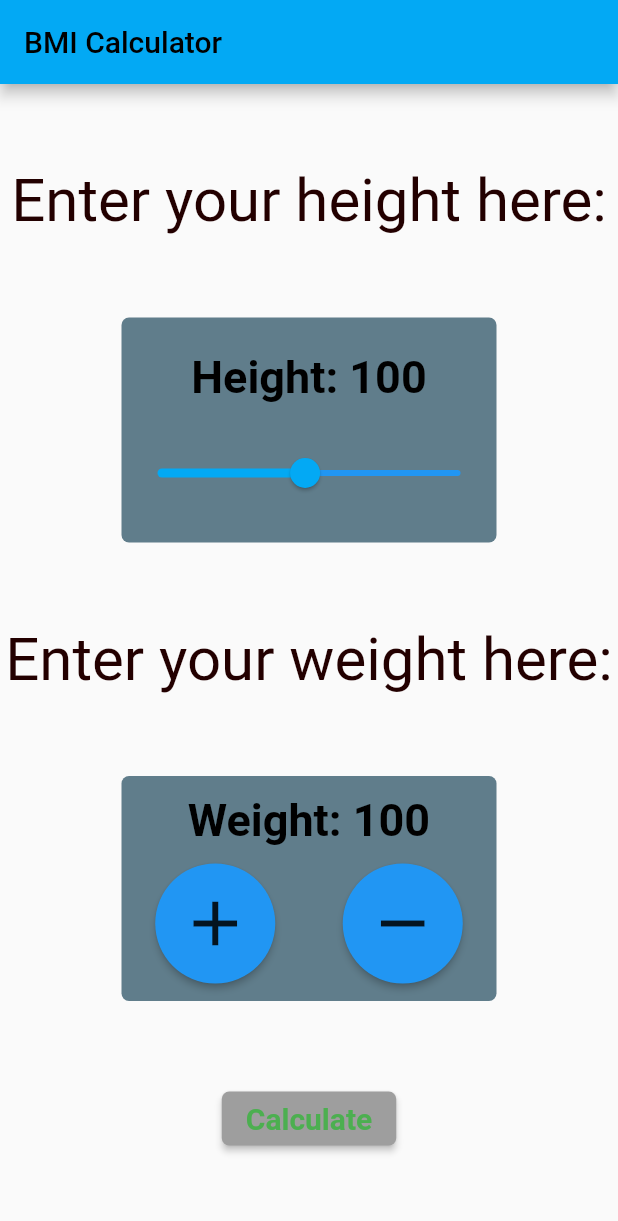
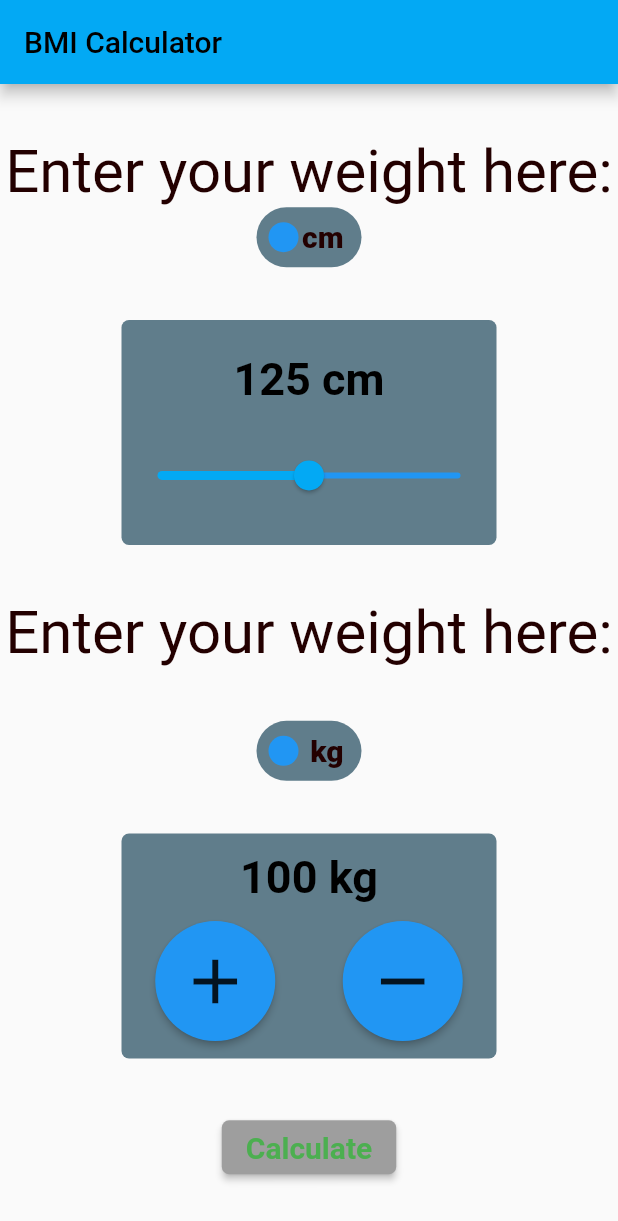
Before and after one commit to emptytuple-exe/BMIApp, a Flutter app: the screen it shows after launch, on a phone screen of 412 x 824 dp. Shown: the top 1221 px of the screen. Run offline on Flutter 3.47's test engine with Material 2 defaults, Android fonts, the phone set to English and light mode, and no system bars; drawn by our look-alikes of flutter_switch.

Commit message:
Buttons. Two of them.

```diff
--- a/lib/main.dart
+++ b/lib/main.dart
@@ -1,5 +1,6 @@
 import 'package:flutter/material.dart';
 import 'package:gerund/SecondPage.dart';
+import 'package:flutter_switch/flutter_switch.dart';
 
 void main() {
   runApp(const gerund());
@@ -17,6 +18,7 @@ class gerund extends StatelessWidget {
         '/second': (context) => SecondPage(),
       },
       // home: MyHomePage(),
+      debugShowCheckedModeBanner: false,
     );
   }
 }
@@ -29,10 +31,16 @@ class MyHomePage extends StatefulWidget {
 }
 
 class _MyHomePageState extends State<MyHomePage> {
-  double height = 100;
+  double height = 125;
   double weight = 100;
   double bmi = 0;
   String it = "";
+  bool _statush = false;
+  bool _statusw = false;
+  bool flagh = false;
+  bool flagw = false;
+  String h='';
+
   void _inc() {
     setState(() {
       weight++;
@@ -77,16 +85,46 @@ class _MyHomePageState extends State<MyHomePage> {
           Column(
             mainAxisAlignment: MainAxisAlignment.spaceEvenly,
             children: [
+              Row(
+                mainAxisAlignment: MainAxisAlignment.center,
+                children: [
+                  Column(
+                      children: [
                         Container(
                             child:
-                      Column(
-                        mainAxisAlignment: MainAxisAlignment.spaceEvenly,
-                        children: [
-                          Text("Enter your height here:",
+                            Text("Enter your weight here:",
                               style: TextStyle(fontSize: 40, color: Color(0xff230000)),
-                            textAlign: TextAlign.center,)
+                              textAlign: TextAlign.center,)),
+                        Container(
+                          child: FlutterSwitch(
+                            width: 70.0,
+                            height: 40.0,
+                            valueFontSize: 20.0,
+                            toggleSize: 20.0,
+                            activeText: "ft",
+                            inactiveText: "cm",
+                            activeTextColor: Color(0xff230000),
+                            inactiveTextColor: Color(0xff230000),
+                            activeColor: Colors.blue,
+                            inactiveColor: Colors.blueGrey,
+                            activeToggleColor: Colors.blueGrey,
+                            inactiveToggleColor: Colors.blue,
+                            value: _statush,
+                            borderRadius: 30.0,
+                            padding: 8.0,
+                            showOnOff: true,
+                            onToggle: (val) {
+                              setState(() {
+                                flagh=!flagh;
+                                _statush=val;
+                              },
+                              );
+                            },
+                          ),
+                        ),
+                      ]
+                  )
                 ],
-                      )
               ),
               Container(
                 decoration: BoxDecoration(
@@ -98,16 +136,24 @@ class _MyHomePageState extends State<MyHomePage> {
                 child: Column(
                     mainAxisAlignment: MainAxisAlignment.spaceEvenly,
                     children: [
-                  Text(
-                    "Height: ${height.round()}",
+                      if (flagh==true)...[
+                        Text("${(height.round()/30.48).toStringAsFixed(2)} ft",
                             style: TextStyle(
                                 fontSize: 30,
                                 fontWeight: FontWeight.bold,
-                    color: Color(0xff000000)),
-                  ),
+                                color: Color(0xff000000))),
+                      ] else...[
+                        Text("${height.round()} cm",
+                            style: TextStyle(
+                                fontSize: 30,
+                                fontWeight: FontWeight.bold,
+                                color: Color(0xff000000))),
+                      ],
+
+
                       Slider(
                           value: height,
-                    min: 5,
+                          min: 50,
                           activeColor: Colors.lightBlue,
                           inactiveColor: Colors.blue,
                           max: 200,
@@ -117,7 +163,7 @@ class _MyHomePageState extends State<MyHomePage> {
                             });
                           })
                     ]),
-                  ),
+              ), //height, slider, container
               Container(
                   child:
                   Column(
@@ -125,9 +171,37 @@ class _MyHomePageState extends State<MyHomePage> {
                     children: [
                       Text("Enter your weight here:",
                         style: TextStyle(fontSize: 40, color: Color(0xff230000)),
-                            textAlign: TextAlign.center,)
+                        textAlign: TextAlign.center,),
                     ],
                   )
+              ),
+
+              Container(
+                child: FlutterSwitch(
+                  width: 70.0,
+                  height: 40.0,
+                  valueFontSize: 20.0,
+                  toggleSize: 20.0,
+                  activeText: "lbs",
+                  inactiveText: "kg",
+                  activeTextColor: Color(0xff230000),
+                  inactiveTextColor: Color(0xff230000),
+                  activeColor: Colors.blue,
+                  inactiveColor: Colors.blueGrey,
+                  activeToggleColor: Colors.blueGrey,
+                  inactiveToggleColor: Colors.blue,
+                  value: _statusw,
+                  borderRadius: 30.0,
+                  padding: 8.0,
+                  showOnOff: true,
+                  onToggle: (val) {
+                    setState(() {
+                      flagw=!flagw;
+                      _statusw=val;
+                    },
+                    );
+                  },
+                ),
               ),
               Container(
                 decoration: BoxDecoration(
@@ -139,13 +213,19 @@ class _MyHomePageState extends State<MyHomePage> {
                 child: Column(
                     mainAxisAlignment: MainAxisAlignment.spaceEvenly,
                     children: [
-                          Text(
-                            "Weight: ${weight.round()}",
+                      if (flagw==true)...[
+                        Text("${(weight.round()*2.205).toStringAsFixed(2)} lbs",
                             style: TextStyle(
                                 fontSize: 30,
                                 fontWeight: FontWeight.bold,
-                                color: Color(0xff000000)),
-                          ),
+                                color: Color(0xff000000))),
+                      ] else...[
+                        Text("${weight.round()} kg",
+                            style: TextStyle(
+                                fontSize: 30,
+                                fontWeight: FontWeight.bold,
+                                color: Color(0xff000000))),
+                      ],
                       Row(
                           mainAxisAlignment: MainAxisAlignment.spaceAround,
                           children: [
--- a/pubspec.yaml
+++ b/pubspec.yaml
@@ -36,7 +36,7 @@ dependencies:
   # The following adds the Cupertino Icons font to your application.
   # Use with the CupertinoIcons class for iOS style icons.
   cupertino_icons: ^1.0.2
-  flutter_rating_bar: ^4.0.1
+  flutter_switch: ^0.3.2
 
 dev_dependencies:
   flutter_test:
```
Also changed, not shown: images/bmiico.png (added), lib/SecondPage.dart (indentation only), pubspec.lock. Lines whose indentation alone changed are shown as unchanged.
